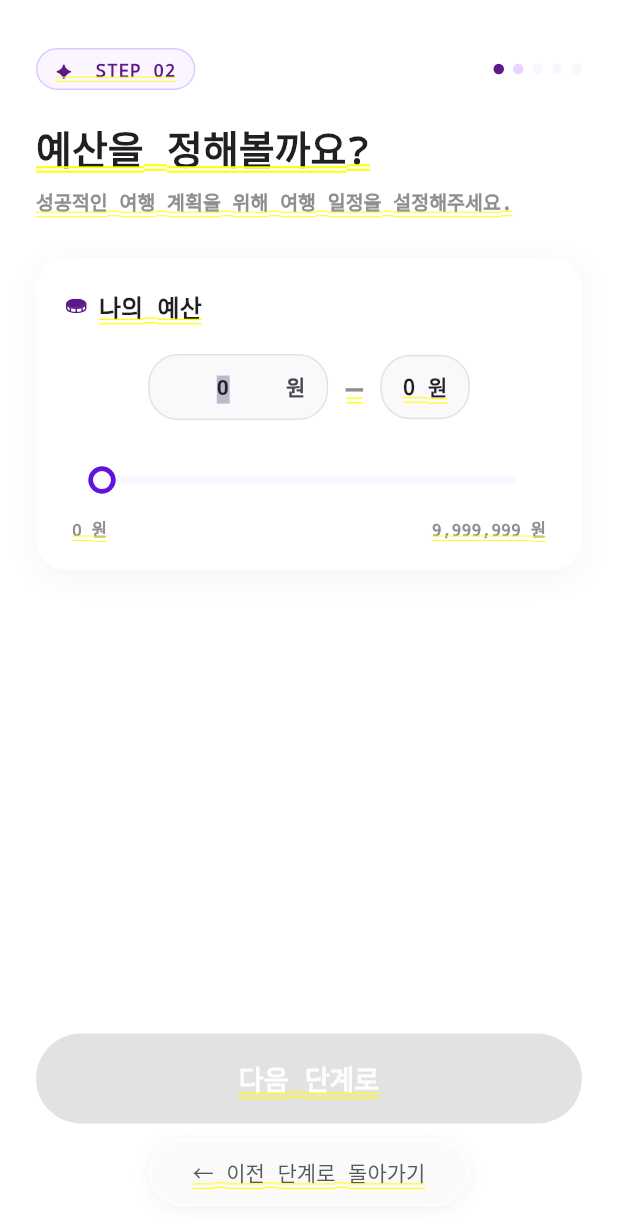
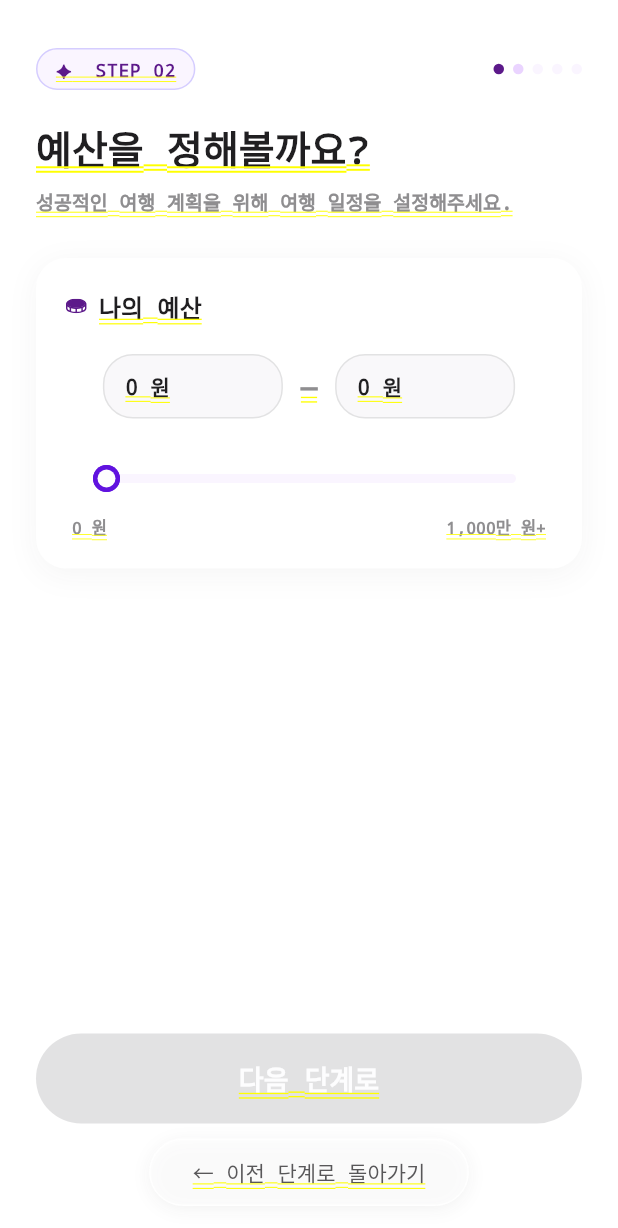
Before and after one commit to we-meet-trip/map-service-client, a Flutter app: the TripStep2Screen screen opened directly with empty values, after a tap on "0 원", after a tap on "← 이전 단계로 돌아가기", on a phone screen of 412 x 824 dp. Shown: the top 1228 px of the screen. Run offline on Flutter 3.47's test engine with Material 3 defaults, Android fonts, the phone set to English and light mode, and no system bars; our stand-ins replace flutter_svg, go_router, phosphor_flutter; missing offline and left inert: flutter_naver_map; Roboto replaces fonts that are missing (Pretendard); statements that could not run were skipped.

Commit message:
feat: 날짜/예산 UI 개선 및 지역 선택 전체 옵션 추가

```diff
--- a/lib/features/trip/screens/trip_step2_screen.dart
+++ b/lib/features/trip/screens/trip_step2_screen.dart
@@ -7,17 +7,16 @@
 import '../widgets/trip_step_scaffold.dart';
 import '../widgets/trip_slider_theme.dart';
 
-const _kMaxBudget  = 9999999.0;
-final _kErrorColor = AppColors.redScale[500]!;
+const _kMaxBudget  = 9000000.0;  // 슬라이더 최대(900만)
+const _kOverBudget = 10000000.0;
+const _kStep       = 10000.0;
+
+double _snap(double v) => (v / _kStep).round() * _kStep;
 
 String _fmt(double v) {
-  final s = v.round().toString();
-  final buf = StringBuffer();
-  for (int i = 0; i < s.length; i++) {
-    if (i > 0 && (s.length - i) % 3 == 0) buf.write(',');
-    buf.write(s[i]);
-  }
-  return '${buf.toString()} 원';
+  if (v >= _kOverBudget) return '1,000만 원+';
+  if (v <= 0) return '0 원';
+  return '${(v / 10000).round()}만 원';
 }
 
 class TripStep2Screen extends StatefulWidget {
@@ -44,8 +43,7 @@
   late double _min;
   late double _max;
 
-  bool get _maxError => _max > _kMaxBudget;
-  bool get _canProceed => !_maxError && (_min > 0 || _max > 0);
+  bool get _canProceed => _min > 0 || _max > 0;
 
   @override
   void initState() {
@@ -55,27 +53,28 @@
   }
 
   void _onSliderChanged(RangeValues v) {
+    final snappedMax = _snap(v.end);
     setState(() {
-      _min = v.start;
-      _max = v.end;
+      _min = _snap(v.start);
+      _max = snappedMax >= _kMaxBudget ? _kOverBudget : snappedMax;
     });
     widget.onBudgetChanged(_min, _max);
   }
 
   void _onMinChanged(double v) {
     setState(() {
-      _min = v.clamp(0, _kMaxBudget);
+      _min = _snap(v).clamp(0.0, _kOverBudget);
       if (_min > _max) _max = _min;
     });
-    widget.onBudgetChanged(_min, _max.clamp(0, _kMaxBudget));
+    widget.onBudgetChanged(_min, _max);
   }
 
   void _onMaxChanged(double v) {
+    final snapped = _snap(v);
     setState(() {
-      _max = v;
-      if (_max < _min) _min = _max;
+      _max = (snapped >= _kMaxBudget ? _kOverBudget : snapped).clamp(_min, _kOverBudget);
     });
-    widget.onBudgetChanged(_min.clamp(0, _kMaxBudget), _max.clamp(0, _kMaxBudget));
+    widget.onBudgetChanged(_min, _max);
   }
 
   @override
@@ -122,25 +121,11 @@
                   ),
                   _EditableBudgetChip(
                     value: _max,
-                    hasError: _maxError,
+                    hasError: false,
                     onChanged: _onMaxChanged,
                   ),
                 ],
               ),
-              if (_maxError)
-                Padding(
-                  padding: const EdgeInsets.only(top: 8),
-                  child: Center(
-                    child: Text(
-                      '최대 예산은 9,999,999 원을 초과할 수 없습니다.',
-                      style: TextStyle(
-                        fontSize: 11,
-                        color: _kErrorColor,
-                        fontWeight: FontWeight.w500,
-                      ),
-                    ),
-                  ),
-                ),
               const SizedBox(height: 16),
               SliderTheme(
                 data: tripSliderTheme(context),
@@ -151,6 +136,7 @@
                   ),
                   min: 0,
                   max: _kMaxBudget,
+                  divisions: (_kMaxBudget / _kStep).round(),
                   onChanged: _onSliderChanged,
                 ),
               ),
@@ -163,7 +149,7 @@
                         style: TextStyle(
                             fontSize: 11,
                             color: AppColors.neutralScale[300])),
-                    Text('9,999,999 원',
+                    Text('1,000만 원+',
                         style: TextStyle(
                             fontSize: 11,
                             color: AppColors.neutralScale[300])),
@@ -238,14 +224,16 @@
   }
 
   void _commit() {
-    final v = double.tryParse(_ctrl.text) ?? widget.value;
+    final raw = double.tryParse(_ctrl.text) ?? widget.value;
+    final v = _snap(raw).clamp(0.0, _kOverBudget);
+    _focus.unfocus();
     setState(() => _editing = false);
     widget.onChanged(v);
   }
 
   @override
   Widget build(BuildContext context) {
-    final textColor   = widget.hasError ? _kErrorColor : AppColors.neutralScale[600]!;
+    final textColor   = widget.hasError ? AppColors.redScale[500]! : AppColors.neutralScale[600]!;
     final borderColor = widget.hasError
         ? AppColors.redScale[500]!.withAlpha(0x66)
         : AppColors.neutralScale[100]!;
@@ -257,6 +245,7 @@
       onTap: _editing ? null : _startEdit,
       child: AnimatedContainer(
         duration: const Duration(milliseconds: 150),
+        width: 120,
         padding: const EdgeInsets.symmetric(horizontal: 14, vertical: 10),
         decoration: BoxDecoration(
           color: bgColor,
@@ -283,11 +272,8 @@
                     border: InputBorder.none,
                     suffixText: ' 원',
                   ),
-                  onChanged: (text) {
-                    final v = double.tryParse(text);
-                    if (v != null) widget.onChanged(v);
-                  },
                   onSubmitted: (_) => _commit(),
+                  onTapOutside: (_) => _commit(),
                 ),
               )
             : Text(
--- a/lib/features/trip/screens/trip_step5_screen.dart
+++ b/lib/features/trip/screens/trip_step5_screen.dart
@@ -39,6 +39,7 @@
   static const _kOverlayOutline = Color(0xFF7C3AED);
 
   static const _kPlaceholder = '선택';
+  static const _kAllCities  = '전체';
 
   static const _kKoreaOverview = NCameraPosition(
     target: NLatLng(36.0, 128.5),
@@ -272,7 +273,7 @@
       return;
     }
 
-    if (city == _kPlaceholder) {
+    if (city == _kPlaceholder || city == _kAllCities) {
       // 시/도 오버레이 + 해당 시도 전체가 보이도록 fitBounds
       final sidoFeatures = _sidoGeo!['features'] as List<dynamic>;
       final overlays = _buildOverlays(_kOverlayProvince, sidoFeatures, 'CTP_KOR_NM', province);
@@ -309,7 +310,7 @@
   List<String> _availableCities(String province) {
     if (province == _kPlaceholder) return [_kPlaceholder];
     final list = _cities[province] ?? ['해당 시/군/구 없음'];
-    return [_kPlaceholder, ...list];
+    return [_kPlaceholder, _kAllCities, ...list];
   }
 
   bool get _canProceed =>
```
Also changed, not shown: lib/features/trip/screens/trip_step1_screen.dart (+16 -19 lines).
